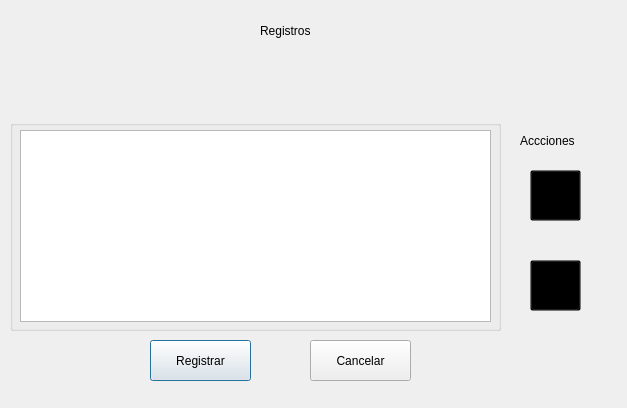
Before: the Qt Designer form Sistema_de_Registro_de_Hotel/gui_index_registro.ui in JeffersonFarCar/Sistema-de-Registro-de-Hotel, drawn with Qt 5.
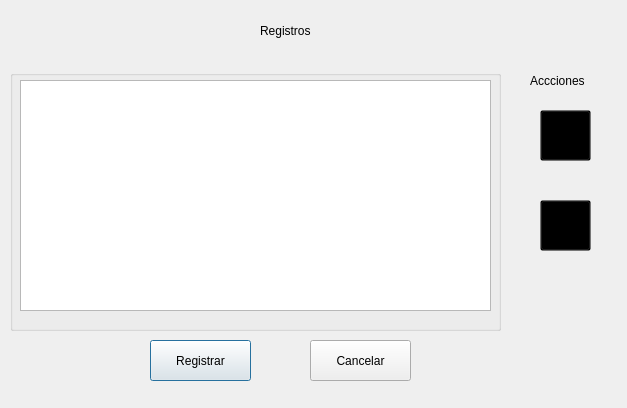
After: the same form once the commit is applied. Icons and pictures are not drawn.

```diff
--- a/Sistema_de_Registro_de_Hotel/gui_index_registro.ui
+++ b/Sistema_de_Registro_de_Hotel/gui_index_registro.ui
@@ -33,9 +33,9 @@
    <property name="geometry">
     <rect>
      <x>10</x>
-     <y>120</y>
+     <y>70</y>
      <width>491</width>
-     <height>211</height>
+     <height>261</height>
     </rect>
    </property>
    <property name="title">
@@ -47,7 +47,7 @@
       <x>10</x>
       <y>10</y>
       <width>471</width>
-      <height>192</height>
+      <height>231</height>
      </rect>
     </property>
    </widget>
@@ -71,8 +71,8 @@
   <widget class="QPushButton" name="edit_registros_button">
    <property name="geometry">
     <rect>
-     <x>530</x>
-     <y>170</y>
+     <x>540</x>
+     <y>110</y>
      <width>51</width>
      <height>51</height>
     </rect>
@@ -95,8 +95,8 @@
   <widget class="QPushButton" name="delete_registros_button">
    <property name="geometry">
     <rect>
-     <x>530</x>
-     <y>260</y>
+     <x>540</x>
+     <y>200</y>
      <width>51</width>
      <height>51</height>
     </rect>
@@ -119,8 +119,8 @@
   <widget class="QLabel" name="label_2">
    <property name="geometry">
     <rect>
-     <x>520</x>
-     <y>130</y>
+     <x>530</x>
+     <y>70</y>
      <width>81</width>
      <height>21</height>
     </rect>
```
Left out of the diff: 2 changed lines with no effect on the pictures.
